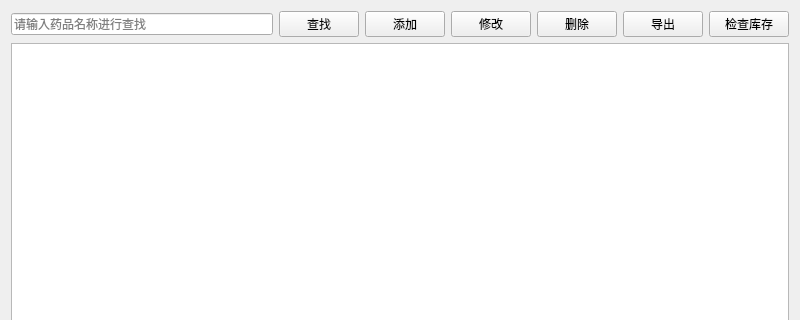
The window that CaseHistoryManager/medicineview.ui (leeonbeans/QT_learning) describes before a commit, drawn with Qt 5; both pictures show x 0 to 800 and y 0 to 320 of the 800 by 600 pixel window.
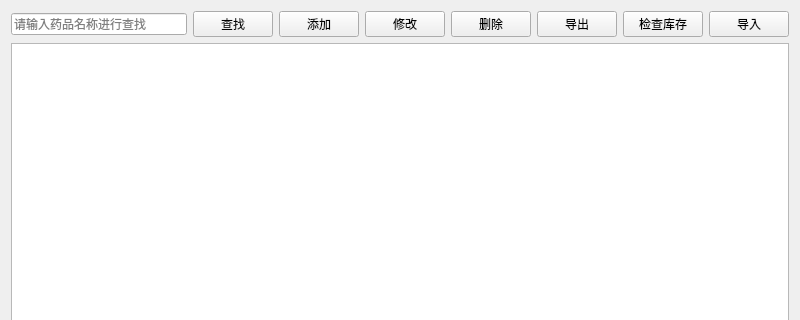
The same window after the commit.

Commit message: 实现了药物的导入，并修复了导入逻辑的bug

```diff
--- a/CaseHistoryManager/medicineview.ui
+++ b/CaseHistoryManager/medicineview.ui
@@ -65,6 +65,13 @@
        </property>
       </widget>
      </item>
+     <item>
+      <widget class="QPushButton" name="btnImport">
+       <property name="text">
+        <string>导入</string>
+       </property>
+      </widget>
+     </item>
     </layout>
    </item>
    <item>
```
The commit also changes 2 other files.
